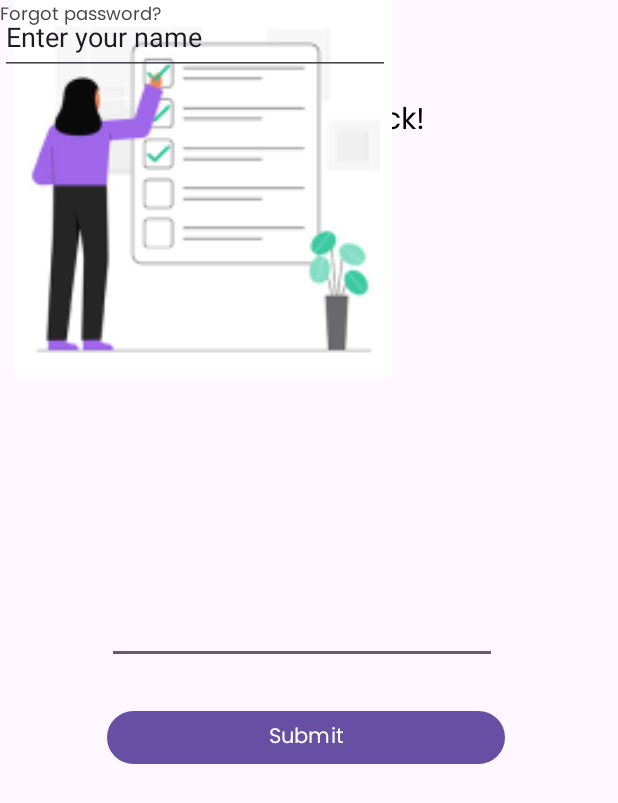
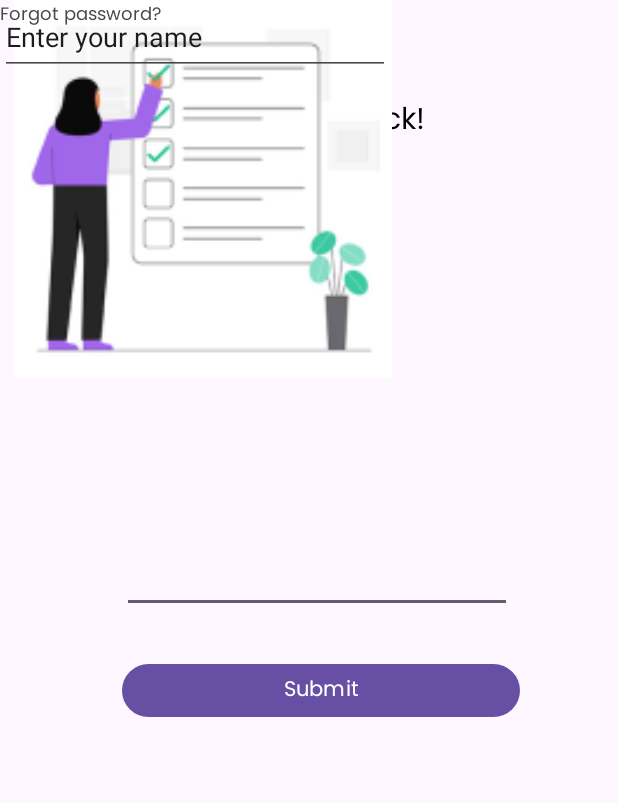
Before and after one commit to kaverikhode/to_do, an Android app: the screen it shows after launch (MainActivity), on a phone screen of 412 x 824 dp. Shown: the top 803 px of the screen. Run offline under Robolectric (Android 15) with nearby library versions, the phone set to English and light mode, and no system bars; 1 statement that could not run was skipped.

Commit message:
added  main_page.xml

```diff
--- /dev/null
+++ b/app/src/main/java/com/example/todo/main_page.kt
@@ -0,0 +1,4 @@
+package com.example.todo
+
+class main_page {
+}
--- a/app/src/main/res/layout/activity_main.xml
+++ b/app/src/main/res/layout/activity_main.xml
@@ -37,10 +37,10 @@
         android:inputType="textPassword"
         app:layout_constraintBottom_toBottomOf="parent"
         app:layout_constraintEnd_toEndOf="parent"
-        app:layout_constraintHorizontal_bias="0.47"
+        app:layout_constraintHorizontal_bias="0.533"
         app:layout_constraintStart_toStartOf="parent"
         app:layout_constraintTop_toBottomOf="@+id/imageView"
-        app:layout_constraintVertical_bias="0.281" />
+        app:layout_constraintVertical_bias="0.217" />
 
     <EditText
         android:id="@+id/editTextText"
@@ -61,10 +61,10 @@
         android:text="Submit"
         app:layout_constraintBottom_toBottomOf="parent"
         app:layout_constraintEnd_toEndOf="parent"
-        app:layout_constraintHorizontal_bias="0.486"
+        app:layout_constraintHorizontal_bias="0.554"
         app:layout_constraintStart_toStartOf="parent"
         app:layout_constraintTop_toBottomOf="@+id/editTextTextPassword"
-        app:layout_constraintVertical_bias="0.082" />
+        app:layout_constraintVertical_bias="0.081" />
 
     <TextView
         android:id="@+id/forgotpassword"
```
Also changed, not shown: app/src/main/res/layout/main_page.xml (added, +35 -0 lines).
